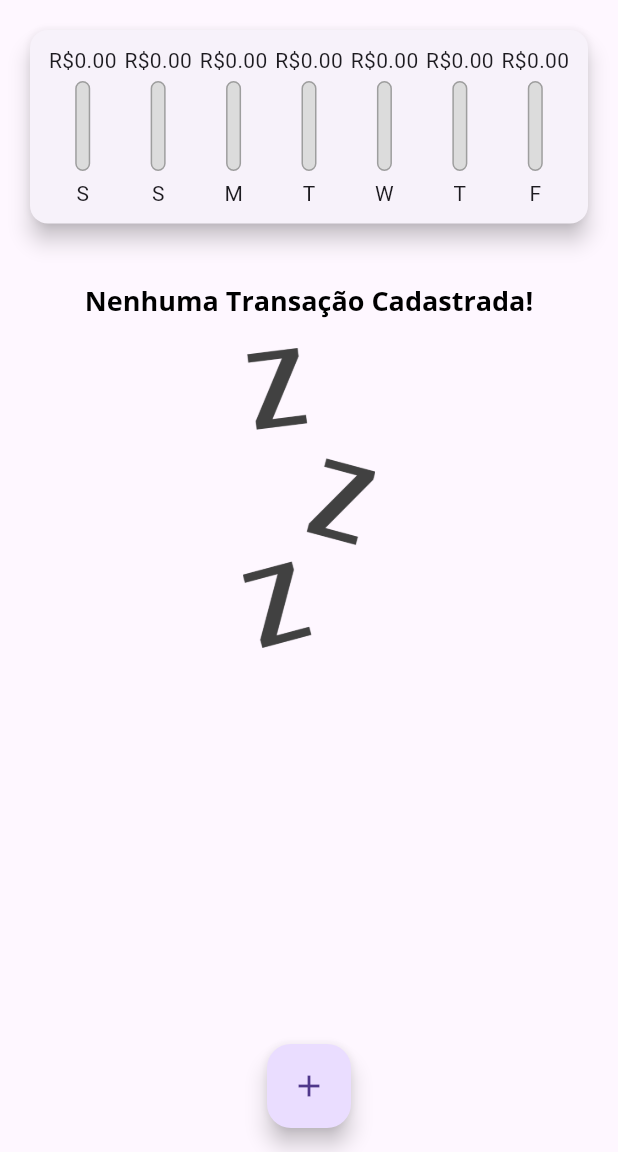
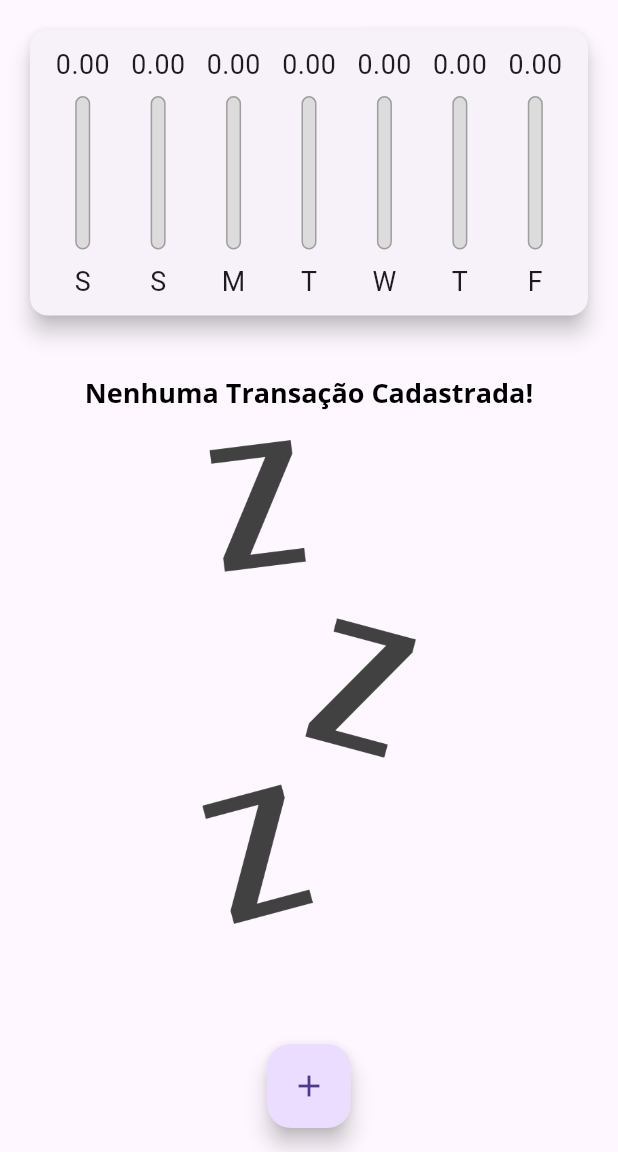
Before and after one commit to GilvanGabrielCA/expenses, a Flutter app: the screen it shows after launch, on a phone screen of 412 x 824 dp, the part 84-1236 px from its top. Run offline on Flutter 3.47's test engine with Material 3 defaults, Android fonts, the phone set to English and light mode, and no system bars.

Commit message:
feat(ui): tornar a interface responsiva para diferentes tamanhos de telas

```diff
--- a/lib/components/chart_bar.dart
+++ b/lib/components/chart_bar.dart
@@ -14,20 +14,21 @@ class ChartBar extends StatelessWidget {
 
   @override
   Widget build(BuildContext context) {
+    return LayoutBuilder(
+      builder: (ctx, constraints) {
         return Column(
           children: [
             SizedBox(
-          height: 20,
+              height: constraints.maxHeight * 0.15,
               child: FittedBox(
-            child: Text('R\$${value.toStringAsFixed(2)}'),
+                child: Text(value.toStringAsFixed(2)),
               ),
             ),
-        const SizedBox(
-          height: 4,
+            SizedBox(
+              height: constraints.maxHeight * 0.05,
             ),
-        // ignore: sized_box_for_whitespace
-        Container(
-          height: 60,
+            SizedBox(
+              height: constraints.maxHeight * 0.6,
               width: 10,
               child: Stack(
                 alignment: Alignment.bottomCenter,
@@ -54,11 +55,18 @@ class ChartBar extends StatelessWidget {
                 ],
               ),
             ),
-        const SizedBox(
-          height: 5,
+            SizedBox(
+              height: constraints.maxHeight * 0.05,
             ),
-        Text(label),
+            SizedBox(
+              child: FittedBox(
+                child: Text(label),
+              ),
+              height: constraints.maxHeight * 0.15,
+            ),
           ],
+        );
+      },
     );
   }
 }
--- a/lib/components/transaction_form.dart
+++ b/lib/components/transaction_form.dart
@@ -47,10 +47,16 @@ class _TransactionFormState extends State<TransactionForm> {
 
   @override
   Widget build(BuildContext context) {
-    return Card(
+    return SingleChildScrollView(
+      child: Card(
         elevation: 5,
         child: Padding(
-        padding: const EdgeInsets.all(10),
+          padding: EdgeInsets.only(
+            top: 10,
+            right: 10,
+            left: 10,
+            bottom: 10 + MediaQuery.of(context).viewInsets.bottom,
+          ),
           child: Column(
             children: [
               TextField(
@@ -108,6 +114,7 @@ class _TransactionFormState extends State<TransactionForm> {
             ],
           ),
         ),
+      ),
     );
   }
 }
--- a/lib/components/transaction_list.dart
+++ b/lib/components/transaction_list.dart
@@ -11,10 +11,9 @@ class TransactionList extends StatelessWidget {
 
   @override
   Widget build(BuildContext context) {
-    return SizedBox(
-      height: 600,
-      child: transactions.isEmpty
-          ? Column(
+    return transactions.isEmpty
+        ? LayoutBuilder(
+            builder: (ctx, constraints) => Column(
               children: [
                 const SizedBox(height: 20),
                 Text(
@@ -23,13 +22,14 @@ class TransactionList extends StatelessWidget {
                 ),
                 const SizedBox(height: 20),
                 SizedBox(
-                  height: 200,
+                  height: constraints.maxHeight * 0.6,
                   child: Image.asset(
                     'assets/images/waiting.png',
                     fit: BoxFit.cover,
                   ),
                 ),
               ],
+            ),
           )
         : ListView.builder(
             itemCount: transactions.length,
@@ -58,7 +58,17 @@ class TransactionList extends StatelessWidget {
                   subtitle: Text(
                     DateFormat('d MMM y').format(tr.date),
                   ),
-                    trailing: IconButton(
+                  trailing: MediaQuery.of(context).size.width > 480
+                      ? TextButton.icon(
+                          onPressed: () => onRemove(tr.id),
+                          icon: const Icon(Icons.delete),
+                          label: const Text('Excluir'),
+                          style: TextButton.styleFrom(
+                            foregroundColor:
+                                Theme.of(context).colorScheme.error,
+                          ),
+                        )
+                      : IconButton(
                           onPressed: () => onRemove(tr.id),
                           icon: const Icon(Icons.delete),
                           color: Theme.of(context).colorScheme.error,
@@ -66,7 +76,6 @@ class TransactionList extends StatelessWidget {
                 ),
               );
             },
-            ),
           );
   }
 }
--- a/lib/main.dart
+++ b/lib/main.dart
@@ -54,6 +54,7 @@ class MyHomePage extends StatefulWidget {
 
 class _MyHomePageState extends State<MyHomePage> {
   final List<Transaction> _transactions = [];
+  bool _showChart = false;
 
   List<Transaction> get _recentTrnasactions {
     return _transactions.where((tr) {
@@ -93,25 +94,71 @@ class _MyHomePageState extends State<MyHomePage> {
 
   @override
   Widget build(BuildContext context) {
-    return Scaffold(
-      appBar: AppBar(
-        title: const Text('Despesas Pessoais'),
-        actions: [
+    final mediaQuery = MediaQuery.of(context);
+    bool isLandscape = mediaQuery.orientation == Orientation.landscape;
+
+    final appBar = AppBar(
+      title: const Text(
+        'Despesas Pessoais',
+      ),
+      actions: [
+        if (isLandscape)
           IconButton(
-            icon: const Icon(
-              Icons.add,
+            icon: Icon(
+              _showChart ? Icons.list : Icons.show_chart,
               color: Colors.white,
             ),
-            onPressed: () => _openTransactionFormModal(context),
+            onPressed: () {
+              setState(() {
+                _showChart = !_showChart;
+              });
+            },
           ),
-        ],
-      ),
+        IconButton(
+          icon: const Icon(
+            Icons.add,
+            color: Colors.white,
+          ),
+          onPressed: () => _openTransactionFormModal(context),
+        ),
+      ],
+    );
+
+    final availabelHeigth = mediaQuery.size.height -
+        appBar.preferredSize.height -
+        mediaQuery.padding.top;
+
+    return Scaffold(
+      appBar: appBar,
       body: SingleChildScrollView(
         child: Column(
           crossAxisAlignment: CrossAxisAlignment.stretch,
           children: [
-            Chart(_recentTrnasactions),
-            TransactionList(_transactions, _removeTransaction),
+            if (isLandscape)
+              Row(
+                mainAxisAlignment: MainAxisAlignment.center,
+                children: [
+                  const Text('Exibir Gráfico'),
+                  Switch(
+                    value: _showChart,
+                    onChanged: (value) {
+                      setState(() {
+                        _showChart = value;
+                      });
+                    },
+                  ),
+                ],
+              ),
+            if (_showChart || !isLandscape)
+              SizedBox(
+                child: Chart(_recentTrnasactions),
+                height: availabelHeigth * (isLandscape ? 0.8 : 0.3),
+              ),
+            if (!_showChart || !isLandscape)
+              SizedBox(
+                height: availabelHeigth * (isLandscape ? 1 : 0.7),
+                child: TransactionList(_transactions, _removeTransaction),
+              ),
           ],
         ),
       ),
```
Lines whose indentation alone changed are shown as unchanged.
